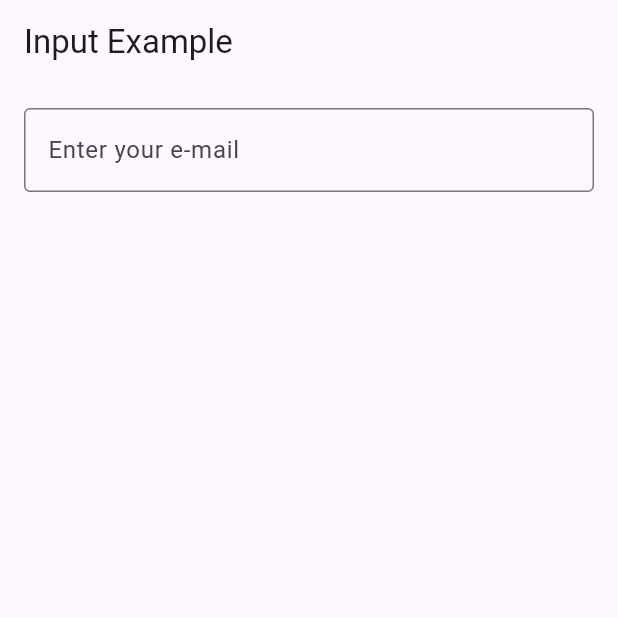
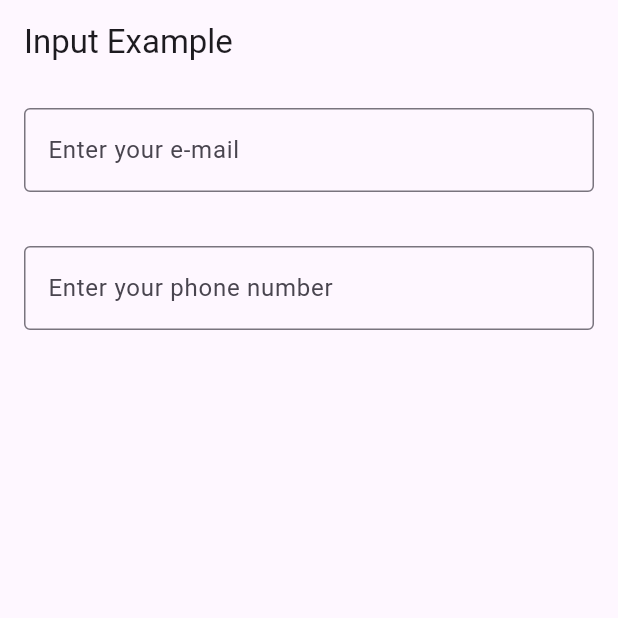
Before and after one commit to tanyashybko/Valid_email, a Flutter app: the screen it shows after launch, on a phone screen of 412 x 824 dp, the top half of it. Run offline on Flutter 3.47's test engine with Material 3 defaults, Android fonts, the phone set to English and light mode, and no system bars; our stand-ins replace email_validator.

Commit message:
adding new input field and phone number validation

```diff
--- a/valid_email/lib/const.dart
+++ b/valid_email/lib/const.dart
@@ -1,6 +1,18 @@
-const String enterEmailLabelText = 'Enter your e-mail';
-const String validEmailMessage = 'Valid email';
-const String invalidEmailMessage = 'Invalid email';
-const String enterYourEmailMessage = 'Please enter your email';
-const String mustContainAtSign = 'You email must contain @ sign';
-const String invalidCharacters = 'Email contains invalid characters';
+const appTitle = 'Flutter Input Example';
+const inputExampleScreenTitle = 'Input Example';
+
+//email const
+const enterEmailLabelText = 'Enter your e-mail';
+const validEmailMessage = 'Valid email';
+const invalidEmailMessage = 'Invalid email';
+const enterYourEmailMessage = 'Please enter your email';
+const mustContainAtSign = 'You email must contain @ sign';
+const invalidCharacters = 'Email contains invalid characters';
+
+//phone const
+const enterPhoneLabelText = 'Enter your phone number';
+const validPhoneMessage = 'Valid phone number';
+const invalidPhoneMessage = 'Invalid phone number';
+const String mustContainPlusSign = 'Phone number must contain "+"';
+const String tooLongNumber = 'Phone number is too long';
+const String tooShortNumber = 'Phone number is too short';
--- a/valid_email/lib/features/validation.dart
+++ b/valid_email/lib/features/validation/email_valid.dart
@@ -1,8 +1,8 @@
 import 'package:email_validator/email_validator.dart';
 import 'package:flutter/material.dart';
-import '../const.dart';
+import '../../const.dart';
 
-class EmailValidatorService {
+class  EmailValid{
   // Function to check email validity
   static void validateEmail({
     required String inputValue,
--- a/valid_email/lib/main.dart
+++ b/valid_email/lib/main.dart
@@ -1,5 +1,6 @@
 import 'package:flutter/material.dart';
-import 'widgets/email_valid_widget.dart';
+import 'package:valid_email/widgets/input_example_screen.dart';
+import '../../const.dart';
 
 void main() {
   runApp(MyApp());
@@ -9,8 +10,8 @@ class MyApp extends StatelessWidget {
   @override
   Widget build(BuildContext context) {
     return MaterialApp(
-      title: 'Flutter Input Example',
-      home: MyInputPage(),
+      title: appTitle,
+      home: InputExampleScreen(),
     );
   }
 }
--- a/valid_email/lib/widgets/email_valid_widget.dart
+++ b/valid_email/lib/widgets/email_valid_widget.dart
@@ -1,19 +1,19 @@
 import 'package:flutter/material.dart';
-import '../features/validation.dart';
+import '../features/validation/email_valid.dart';
 import '../const.dart';
 
-class MyInputPage extends StatefulWidget {
+class EmailValidWidget extends StatefulWidget {
   @override
-  _MyInputPageState createState() => _MyInputPageState();
+  _EmailValidWidget createState() => _EmailValidWidget();
 }
 
-class _MyInputPageState extends State<MyInputPage> {
+class _EmailValidWidget extends State<EmailValidWidget> {
   String inputValue = ''; // Variable to store the input field value
   String validationMessage = ''; // Message for email validity
   Color validationColor = Colors.black; // Text color for the validation message
 
   void _validateEmail() {
-    EmailValidatorService.validateEmail(
+    EmailValid.validateEmail(
       inputValue: inputValue,
       onValidation: (message, color) {
         setState(() {
@@ -25,38 +25,29 @@ class _MyInputPageState extends State<MyInputPage> {
   }
 
   @override
-  Widget build(BuildContext context) {
-    return Scaffold(
-      appBar: AppBar(
-        title: Text('Input Example'),
-      ),
-      body: Padding(
-        padding: EdgeInsets.all(16.0),
-        child: Column(
+  Widget build(BuildContext context) => Material(
+    child: Column(
           crossAxisAlignment: CrossAxisAlignment.start,
           children: <Widget>[
             TextField(
               onChanged: (value) {
                 setState(() {
                   inputValue = value; // Update the variable when the text changes
+                  _validateEmail();
                 });
               },
-              onSubmitted: (value) {
-                _validateEmail(); // Call the validation function when the user submits the text
-              },
-              decoration: InputDecoration(
+              decoration: const InputDecoration(
                 labelText: enterEmailLabelText,
                 border: OutlineInputBorder(),
               ),
             ),
-            SizedBox(height: 10.0),
+            const SizedBox(height: 10.0),
             Text(
               validationMessage,
-              style: TextStyle(fontSize: 18.0, color: validationColor), // Set the text color
+              style: TextStyle(
+                  fontSize: 18.0, color: validationColor), // Set the text color
             ),
           ],
         ),
-      ),
-    );
-  }
+  );
 }
--- /dev/null
+++ b/valid_email/lib/widgets/input_example_screen.dart
@@ -0,0 +1,26 @@
+import 'package:flutter/material.dart';
+import 'package:valid_email/widgets/email_valid_widget.dart';
+import 'package:valid_email/widgets/phone_valid_widget.dart';
+import '../../const.dart';
+
+class InputExampleScreen extends StatelessWidget {
+
+  @override
+  Widget build(BuildContext context) {
+    return Scaffold(
+      appBar: AppBar(
+        title: Text(inputExampleScreenTitle),
+      ),
+      body: Padding(
+        padding: const EdgeInsets.all(16.0),
+        child: Column(
+          crossAxisAlignment: CrossAxisAlignment.start,
+          children: <Widget>[
+            EmailValidWidget(),
+            PhoneValidWidget(),
+          ],
+        ),
+      ),
+    );
+  }
+}
--- /dev/null
+++ b/valid_email/lib/widgets/phone_valid_widget.dart
@@ -0,0 +1,54 @@
+import 'package:flutter/material.dart';
+import '../features/validation/phone_valid.dart';
+import '../const.dart';
+
+class PhoneValidWidget extends StatefulWidget {
+  @override
+  _PhoneValidWidget createState() => _PhoneValidWidget();
+}
+
+class _PhoneValidWidget extends State<PhoneValidWidget> {
+  String inputValue = ''; // Variable to store the input field value
+  String validationMessage = ''; // Message for phone validity
+  Color validationColor = Colors.black; // Text color for the validation message
+
+  void _validatePhone() {
+    PhoneValid.validatePhone(
+      inputValue: inputValue,
+      onValidation: (message, color) {
+        setState(() {
+          validationMessage = message;
+          validationColor = color;
+        });
+      },
+    );
+  }
+
+  @override
+  Widget build(BuildContext context) => Material(
+    child: Column(
+      crossAxisAlignment: CrossAxisAlignment.start,
+      children: <Widget>[
+        TextField(
+          onChanged: (value) {
+            setState(() {
+              inputValue = value; // Update the variable when the text changes
+              _validatePhone();
+            });
+          },
+          decoration: const InputDecoration(
+            labelText: enterPhoneLabelText,
+            border: OutlineInputBorder(),
+          ),
+        ),
+        const SizedBox(height: 10.0),
+        Text(
+          validationMessage,
+          style: TextStyle(
+              fontSize: 18.0, color: validationColor  // Set the text color
+          ),
+        ),
+      ],
+    ),
+  );
+}
```
Also changed, not shown: valid_email/lib/features/validation/phone_valid.dart (added, +29 -0 lines).
